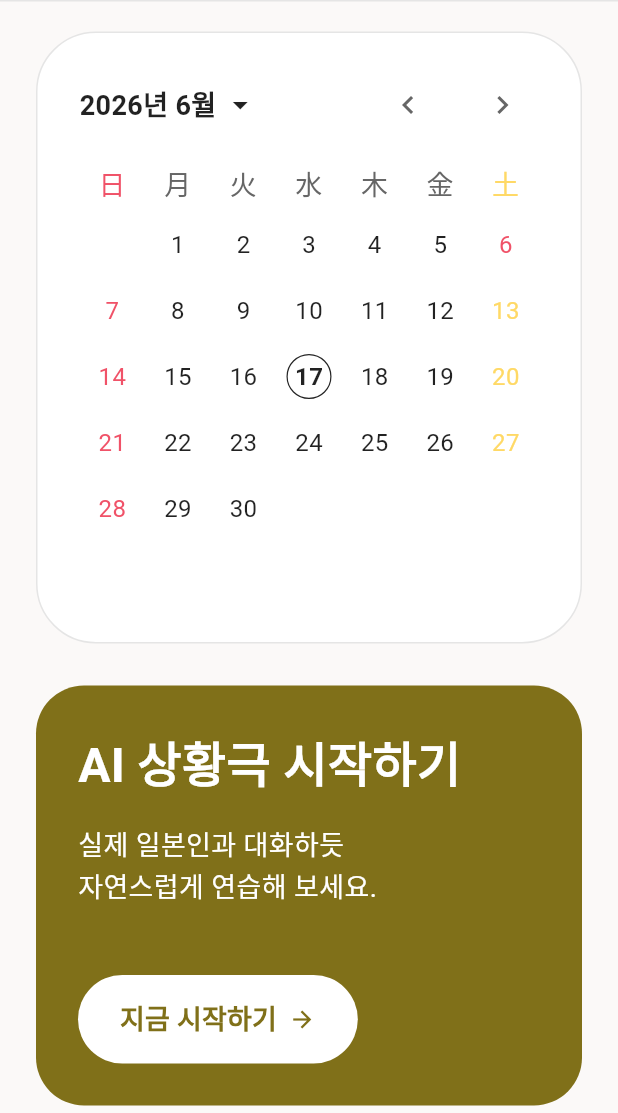
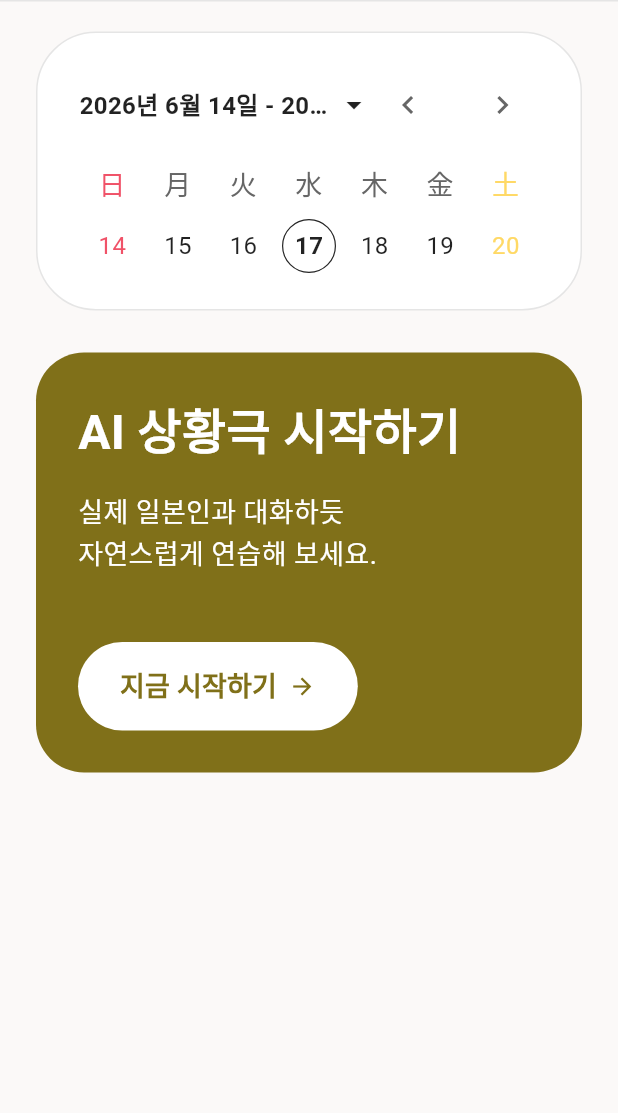
Before and after one commit to OJS-dev-code/Tomoni, a Flutter app: the HomePage screen opened directly, on a phone screen of 412 x 824 dp, the part 123-1236 px from its top. Run offline on Flutter 3.47's test engine with Material 3 defaults, Android fonts, the phone set to English and light mode, and no system bars; our stand-ins replace firebase_auth, firebase_core, flutter_svg, just_audio, permission_handler, web; missing offline and left inert: dart:js_interop, record; accounts and stored records are empty; network calls fail.

Commit message:
TTS 속도 개선, 주간 캘린더, Chrome STT 수정
- 대화 응답에 TTS URL 포함 및 클라이언트 프리로드/캐시로 음성 지연 감소

- AI 응답 준비 중 스피너 말풍선 추가 (텍스트·음성 동기화)

- 홈 캘린더 월간에서 주간 뷰로 변경

- Chrome 웹 STT blob 읽기 수정 및 Whisper 환각 필터

- welcome 페이지 한국어화

Co-authored-by: Cursor <cursoragent@cursor.com>

```diff
--- /dev/null
+++ b/lib/services/audio_blob_reader.dart
@@ -0,0 +1,6 @@
+import 'audio_blob_reader_stub.dart'
+    if (dart.library.js_interop) 'audio_blob_reader_web.dart' as impl;
+
+Future<List<int>> readRecordingBytes(String path) {
+  return impl.readRecordingBytes(path);
+}
--- /dev/null
+++ b/lib/services/audio_blob_reader_stub.dart
@@ -0,0 +1,5 @@
+import 'dart:io';
+
+Future<List<int>> readRecordingBytes(String path) {
+  return File(path).readAsBytes();
+}
--- a/lib/services/scenario_service.dart
+++ b/lib/services/scenario_service.dart
@@ -39,6 +39,7 @@ class ScenarioSession {
     required this.speakerFirst,
     required this.sceneNote,
     this.openingMessage,
+    this.openingAudioUrl,
   });
 
   final String sessionId;
@@ -51,6 +52,7 @@ class ScenarioSession {
   final String speakerFirst;
   final String sceneNote;
   final Map<String, dynamic>? openingMessage;
+  final String? openingAudioUrl;
 
   bool get isUserFirst => speakerFirst == 'user';
 
@@ -69,6 +71,7 @@ class ScenarioSession {
       openingMessage: opening is Map<String, dynamic>
           ? Map<String, dynamic>.from(opening)
           : null,
+      openingAudioUrl: json['openingAudioUrl'] as String?,
     );
   }
 }
--- a/lib/widgets/home_calendar.dart
+++ b/lib/widgets/home_calendar.dart
@@ -1,5 +1,6 @@
 import 'package:flutter/cupertino.dart';
 import 'package:flutter/material.dart';
+
 import '../constants/app_constants.dart';
 import '../models/feedback_note.dart';
 import '../services/app_refresh.dart';
@@ -34,49 +35,80 @@ class _HomeCalendarState extends State<HomeCalendar> {
     _loadNotes();
   }
 
+  DateTime _startOfWeek(DateTime date) {
+    final daysFromSunday = date.weekday % 7;
+    return DateTime(date.year, date.month, date.day - daysFromSunday);
+  }
+
+  DateTime _endOfWeek(DateTime date) {
+    return _startOfWeek(date).add(const Duration(days: 6));
+  }
+
   Future<void> _loadNotes() async {
+    final weekStart = _startOfWeek(_focusedDay);
+    final weekEnd = _endOfWeek(_focusedDay);
+
+    final months = <String, ({int year, int month})>{};
+    void addMonth(DateTime d) {
+      final key = '${d.year}-${d.month}';
+      months[key] = (year: d.year, month: d.month);
+    }
+
+    addMonth(weekStart);
+    addMonth(weekEnd);
+
     try {
-      final notes = await NoteService.instance.getNotes(
-        year: _focusedDay.year,
-        month: _focusedDay.month,
+      final results = await Future.wait(
+        months.values.map(
+          (m) => NoteService.instance.getNotes(year: m.year, month: m.month),
+        ),
       );
+
+      final merged = <String, FeedbackNote>{};
+      for (final list in results) {
+        for (final note in list) {
+          merged[note.id] = note;
+        }
+      }
+
       if (!mounted) return;
-      setState(() => _notes = notes);
+      setState(() => _notes = merged.values.toList());
     } on ApiException catch (_) {
       if (!mounted) return;
       setState(() => _notes = []);
     }
   }
 
-  void _updateMonth(DateTime newDate) {
-    setState(() {
-      _focusedDay = newDate;
-    });
+  void _updateFocusedDay(DateTime newDate) {
+    setState(() => _focusedDay = newDate);
     _loadNotes();
   }
 
-  // 대한민국 공휴일 체크 로직 (양력 기준)
+  void _changeWeek(int deltaWeeks) {
+    _updateFocusedDay(_focusedDay.add(Duration(days: 7 * deltaWeeks)));
+  }
+
   bool _isHoliday(DateTime date) {
-    // 일요일 체크 (weekday: 7)
     if (date.weekday == 7) return true;
 
-    // 주요 법정 공휴일 (양력)
-    final String md = "${date.month}-${date.day}";
+    final md = '${date.month}-${date.day}';
     const holidays = {
-      "1-1": "신정",
-      "3-1": "삼일절",
-      "5-5": "어린이날",
-      "6-6": "현충일",
-      "8-15": "광복절",
-      "10-3": "개천절",
-      "10-9": "한글날",
-      "12-25": "성탄절",
+      '1-1': '신정',
+      '3-1': '삼일절',
+      '5-5': '어린이날',
+      '6-6': '현충일',
+      '8-15': '광복절',
+      '10-3': '개천절',
+      '10-9': '한글날',
+      '12-25': '성탄절',
     };
     return holidays.containsKey(md);
   }
 
   @override
   Widget build(BuildContext context) {
+    final weekStart = _startOfWeek(_focusedDay);
+
     return Container(
       padding: const EdgeInsets.symmetric(horizontal: 28, vertical: 24),
       decoration: BoxDecoration(
@@ -87,12 +119,14 @@ class _HomeCalendarState extends State<HomeCalendar> {
       child: Column(
         children: [
           _CalendarHeader(
-            focusedDay: _focusedDay,
-            onMonthChanged: _updateMonth,
+            weekStart: weekStart,
+            weekEnd: _endOfWeek(_focusedDay),
+            onDateSelected: _updateFocusedDay,
+            onWeekChanged: _changeWeek,
           ),
           const SizedBox(height: 16),
-          _CalendarGrid(
-            focusedDay: _focusedDay,
+          _WeekCalendarRow(
+            weekStart: weekStart,
             isHoliday: _isHoliday,
             notes: _notes,
           ),
@@ -103,55 +137,61 @@ class _HomeCalendarState extends State<HomeCalendar> {
 }
 
 class _CalendarHeader extends StatelessWidget {
-  final DateTime focusedDay;
-  final ValueChanged<DateTime> onMonthChanged;
+  final DateTime weekStart;
+  final DateTime weekEnd;
+  final ValueChanged<DateTime> onDateSelected;
+  final ValueChanged<int> onWeekChanged;
 
   const _CalendarHeader({
-    required this.focusedDay,
-    required this.onMonthChanged,
+    required this.weekStart,
+    required this.weekEnd,
+    required this.onDateSelected,
+    required this.onWeekChanged,
   });
 
+  String _formatWeekRange() {
+    if (weekStart.year == weekEnd.year && weekStart.month == weekEnd.month) {
+      return '${weekStart.year}년 ${weekStart.month}월 ${weekStart.day}일 - ${weekEnd.day}일';
+    }
+    if (weekStart.year == weekEnd.year) {
+      return '${weekStart.year}년 ${weekStart.month}월 ${weekStart.day}일 - '
+          '${weekEnd.month}월 ${weekEnd.day}일';
+    }
+    return '${weekStart.year}년 ${weekStart.month}월 ${weekStart.day}일 - '
+        '${weekEnd.year}년 ${weekEnd.month}월 ${weekEnd.day}일';
+  }
+
   void _showPicker(BuildContext context) {
-    int tempYear = focusedDay.year;
-    int tempMonth = focusedDay.month;
+    DateTime tempDate = weekStart;
 
     showDialog(
       context: context,
       builder: (context) => AlertDialog(
-        title: const Text("연도 및 월 선택", style: TextStyle(fontSize: 18, fontWeight: FontWeight.bold)),
+        title: const Text(
+          '날짜 선택',
+          style: TextStyle(fontSize: 18, fontWeight: FontWeight.bold),
+        ),
         content: SizedBox(
           height: 200,
-          child: Row(
-            children: [
-              // 연도 선택기
-              Expanded(
-                child: CupertinoPicker(
-                  itemExtent: 40,
-                  scrollController: FixedExtentScrollController(initialItem: tempYear - 2026),
-                  onSelectedItemChanged: (index) => tempYear = 2026 + index,
-                  children: List.generate(100, (i) => Center(child: Text("${2026 + i}년"))), // 2026년부터 100년간 선택 가능
-                ),
-              ),
-              // 월 선택기
-              Expanded(
-                child: CupertinoPicker(
-                  itemExtent: 40,
-                  scrollController: FixedExtentScrollController(initialItem: tempMonth - 1),
-                  onSelectedItemChanged: (index) => tempMonth = index + 1,
-                  children: List.generate(12, (i) => Center(child: Text("${i + 1}월"))),
-                ),
-              ),
-            ],
+          child: CupertinoDatePicker(
+            mode: CupertinoDatePickerMode.date,
+            initialDateTime: tempDate,
+            minimumDate: DateTime(2020),
+            maximumDate: DateTime(2100),
+            onDateTimeChanged: (value) => tempDate = value,
           ),
         ),
         actions: [
-          TextButton(onPressed: () => Navigator.pop(context), child: const Text("취소")),
+          TextButton(
+            onPressed: () => Navigator.pop(context),
+            child: const Text('취소'),
+          ),
           TextButton(
             onPressed: () {
-              onMonthChanged(DateTime(tempYear, tempMonth));
+              onDateSelected(tempDate);
               Navigator.pop(context);
             },
-            child: const Text("확인"),
+            child: const Text('확인'),
           ),
         ],
       ),
@@ -160,32 +200,45 @@ class _CalendarHeader extends StatelessWidget {
 
   @override
   Widget build(BuildContext context) {
-    const headerStyle = TextStyle(fontSize: 18, fontWeight: FontWeight.bold, color: Colors.black87);
+    const headerStyle = TextStyle(
+      fontSize: 16,
+      fontWeight: FontWeight.bold,
+      color: Colors.black87,
+    );
 
     return Row(
       mainAxisAlignment: MainAxisAlignment.spaceBetween,
       children: [
-        GestureDetector(
+        Flexible(
+          child: GestureDetector(
             onTap: () => _showPicker(context),
             child: Row(
+              mainAxisSize: MainAxisSize.min,
               children: [
-              Text("${focusedDay.year}년 ${focusedDay.month}월", style: headerStyle),
+                Flexible(
+                  child: Text(
+                    _formatWeekRange(),
+                    style: headerStyle,
+                    overflow: TextOverflow.ellipsis,
+                  ),
+                ),
                 const SizedBox(width: 4),
                 const Icon(Icons.arrow_drop_down, color: Colors.black87),
               ],
             ),
           ),
+        ),
         Row(
           children: [
             IconButton(
-              onPressed: () => onMonthChanged(DateTime(focusedDay.year, focusedDay.month - 1)),
+              onPressed: () => onWeekChanged(-1),
               icon: const Icon(Icons.chevron_left, color: AppColors.darkGrey),
               padding: EdgeInsets.zero,
               constraints: const BoxConstraints(),
             ),
             const SizedBox(width: 15),
             IconButton(
-              onPressed: () => onMonthChanged(DateTime(focusedDay.year, focusedDay.month + 1)),
+              onPressed: () => onWeekChanged(1),
               icon: const Icon(Icons.chevron_right, color: AppColors.darkGrey),
               padding: EdgeInsets.zero,
               constraints: const BoxConstraints(),
@@ -197,66 +250,55 @@ class _CalendarHeader extends StatelessWidget {
   }
 }
 
-class _CalendarGrid extends StatelessWidget {
-  final DateTime focusedDay;
+class _WeekCalendarRow extends StatelessWidget {
+  final DateTime weekStart;
   final bool Function(DateTime) isHoliday;
   final List<FeedbackNote> notes;
 
-  const _CalendarGrid({
-    required this.focusedDay,
+  const _WeekCalendarRow({
+    required this.weekStart,
     required this.isHoliday,
     required this.notes,
   });
 
   @override
   Widget build(BuildContext context) {
-    final firstDay = DateTime(focusedDay.year, focusedDay.month, 1);
-    final lastDay = DateTime(focusedDay.year, focusedDay.month + 1, 0);
-    final firstWeekday = firstDay.weekday % 7;
-    final List<String> weekDays = ["日", "月", "火", "水", "木", "金", "土"];
+    const weekDays = ['日', '月', '火', '水', '木', '金', '土'];
+    final today = DateTime.now();
 
     return Column(
       children: [
         Row(
           children: weekDays.map((day) {
             Color textColor = AppColors.darkGrey;
-            if (day == "日") textColor = AppColors.pinkyRed;
-            if (day == "土") textColor = AppColors.primary;
+            if (day == '日') textColor = AppColors.pinkyRed;
+            if (day == '土') textColor = AppColors.primary;
             return Expanded(
               child: Text(
                 day,
                 textAlign: TextAlign.center,
-                style: TextStyle(
-                  fontSize: 18,
-                  color: textColor,
-                ),
+                style: TextStyle(fontSize: 18, color: textColor),
               ),
             );
           }).toList(),
         ),
-        const SizedBox(height: 6),
-        GridView.builder(
-          shrinkWrap: true,
-          physics: const NeverScrollableScrollPhysics(),
-          itemCount: 42,
-          gridDelegate: const SliverGridDelegateWithFixedCrossAxisCount(
-            crossAxisCount: 7,
-            mainAxisSpacing: 2,
-            mainAxisExtent: 42,
-          ),
-          itemBuilder: (context, index) {
-            final dayNum = index - firstWeekday + 1;
-            if (dayNum < 1 || dayNum > lastDay.day) return const SizedBox();
+        const SizedBox(height: 10),
+        Row(
+          children: List.generate(7, (index) {
+            final current = weekStart.add(Duration(days: index));
+            final holiday = isHoliday(current);
+            final isToday = current.year == today.year &&
+                current.month == today.month &&
+                current.day == today.day;
 
-            final current = DateTime(focusedDay.year, focusedDay.month, dayNum);
-            bool holiday = isHoliday(current);
-            bool isToday = current.year == DateTime.now().year && current.month == DateTime.now().month && current.day == DateTime.now().day;
-
-            // 해당 날짜의 피드백 노트 개수 확인
-            final noteCount = notes.where((note) =>
+            final noteCount = notes
+                .where(
+                  (note) =>
                       note.date.year == current.year &&
                       note.date.month == current.month &&
-              note.date.day == current.day).length;
+                      note.date.day == current.day,
+                )
+                .length;
 
             Color? noteColor;
             if (noteCount == 1) {
@@ -267,12 +309,15 @@ class _CalendarGrid extends StatelessWidget {
               noteColor = AppColors.heavyYellow;
             }
 
-            return Center(
+            return Expanded(
+              child: Center(
                 child: Container(
-                width: 30,
-                height: 30,
+                  width: 36,
+                  height: 36,
                   decoration: BoxDecoration(
-                  color: isToday ? Colors.transparent : (noteColor ?? Colors.transparent),
+                    color: isToday
+                        ? Colors.transparent
+                        : (noteColor ?? Colors.transparent),
                     shape: BoxShape.circle,
                     border: isToday
                         ? Border.all(color: AppColors.black, width: 0.8)
@@ -280,17 +325,22 @@ class _CalendarGrid extends StatelessWidget {
                   ),
                   child: Center(
                     child: Text(
-                    "$dayNum",
+                      '${current.day}',
                       style: TextStyle(
                         fontSize: 16,
                         fontWeight: isToday ? FontWeight.bold : FontWeight.normal,
-                      color: holiday ? AppColors.pinkyRed : (current.weekday == 6 ? AppColors.primary : Colors.black87),
+                        color: holiday
+                            ? AppColors.pinkyRed
+                            : (current.weekday == 6
+                                ? AppColors.primary
+                                : Colors.black87),
+                      ),
                     ),
                   ),
                 ),
               ),
             );
-          },
+          }),
         ),
       ],
     );
--- a/pubspec.yaml
+++ b/pubspec.yaml
@@ -44,6 +44,7 @@ dependencies:
   record: ^6.0.0
   just_audio: ^0.9.46
   path_provider: ^2.1.5
+  web: ^1.1.1
 
 dev_dependencies:
   flutter_test:
```
Also changed, not shown: lib/screens/auth/welcome_page.dart (+9 -8 lines), lib/screens/scenario/scenario_chat_page.dart (+142 -12 lines), lib/services/audio_blob_reader_web.dart (added, +16 -0 lines), lib/services/audio_service.dart (+178 -25 lines), pubspec.lock, 3 other files. Lines whose indentation alone changed are shown as unchanged.
